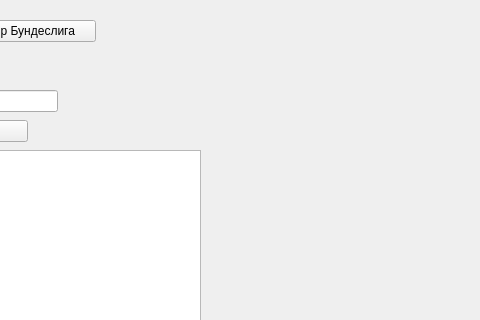
This is mainwindow.ui in vcore486-afk/LiveTvGUI as Qt 5 draws it before an edit; both pictures show x 575 to 1055 and y 0 to 320 of the 1212 by 645 pixel window. The edited form follows.
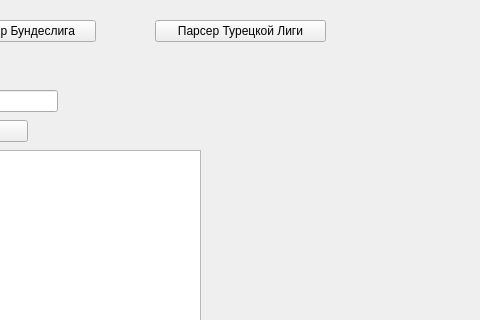
This is the edited form. Icons and pictures are not drawn.

Commit message: добавлена кнопка парсер турецкой лиги изменено:      mainwindow.cpp 	изменено:      mainwindow.h 	изменено:      mainwindow.ui

```diff
--- a/mainwindow.ui
+++ b/mainwindow.ui
@@ -188,6 +188,19 @@
      <string>Парсер Бундеслига</string>
     </property>
    </widget>
+   <widget class="QPushButton" name="turkishliga">
+    <property name="geometry">
+     <rect>
+      <x>730</x>
+      <y>20</y>
+      <width>171</width>
+      <height>22</height>
+     </rect>
+    </property>
+    <property name="text">
+     <string>Парсер Турецкой Лиги</string>
+    </property>
+   </widget>
   </widget>
   <widget class="QMenuBar" name="menubar">
    <property name="geometry">
```
The commit also changes 2 other files.
